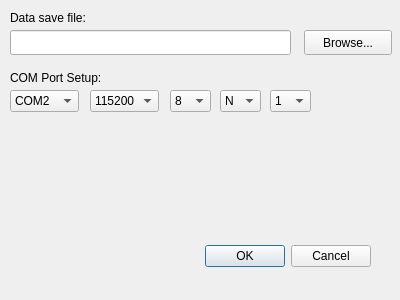
First picture: the form in FG_ConfigDialog.ui, repository acorver/SpikeGL, before the edit.
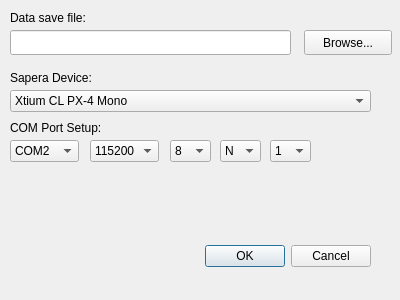
Second picture: the form after the edit.

```diff
--- a/FG_ConfigDialog.ui
+++ b/FG_ConfigDialog.ui
@@ -56,7 +56,7 @@
    <property name="geometry">
     <rect>
      <x>10</x>
-     <y>90</y>
+     <y>140</y>
      <width>69</width>
      <height>22</height>
     </rect>
@@ -89,7 +89,7 @@
    <property name="geometry">
     <rect>
      <x>90</x>
-     <y>90</y>
+     <y>140</y>
      <width>69</width>
      <height>22</height>
     </rect>
@@ -147,7 +147,7 @@
    <property name="geometry">
     <rect>
      <x>170</x>
-     <y>90</y>
+     <y>140</y>
      <width>41</width>
      <height>22</height>
     </rect>
@@ -167,7 +167,7 @@
    <property name="geometry">
     <rect>
      <x>220</x>
-     <y>90</y>
+     <y>140</y>
      <width>41</width>
      <height>22</height>
     </rect>
@@ -192,7 +192,7 @@
    <property name="geometry">
     <rect>
      <x>10</x>
-     <y>70</y>
+     <y>120</y>
      <width>271</width>
      <height>16</height>
     </rect>
@@ -205,7 +205,7 @@
    <property name="geometry">
     <rect>
      <x>270</x>
-     <y>90</y>
+     <y>140</y>
      <width>41</width>
      <height>22</height>
     </rect>
@@ -234,6 +234,34 @@
     <string>Data save file:</string>
    </property>
   </widget>
+  <widget class="QLabel" name="sapdevLbl">
+   <property name="geometry">
+    <rect>
+     <x>10</x>
+     <y>70</y>
+     <width>271</width>
+     <height>16</height>
+    </rect>
+   </property>
+   <property name="text">
+    <string>Sapera Device:</string>
+   </property>
+  </widget>
+  <widget class="QComboBox" name="sapdevCB">
+   <property name="geometry">
+    <rect>
+     <x>10</x>
+     <y>90</y>
+     <width>361</width>
+     <height>22</height>
+    </rect>
+   </property>
+   <item>
+    <property name="text">
+     <string>Xtium CL PX-4 Mono</string>
+    </property>
+   </item>
+  </widget>
  </widget>
  <resources/>
  <connections>
```
